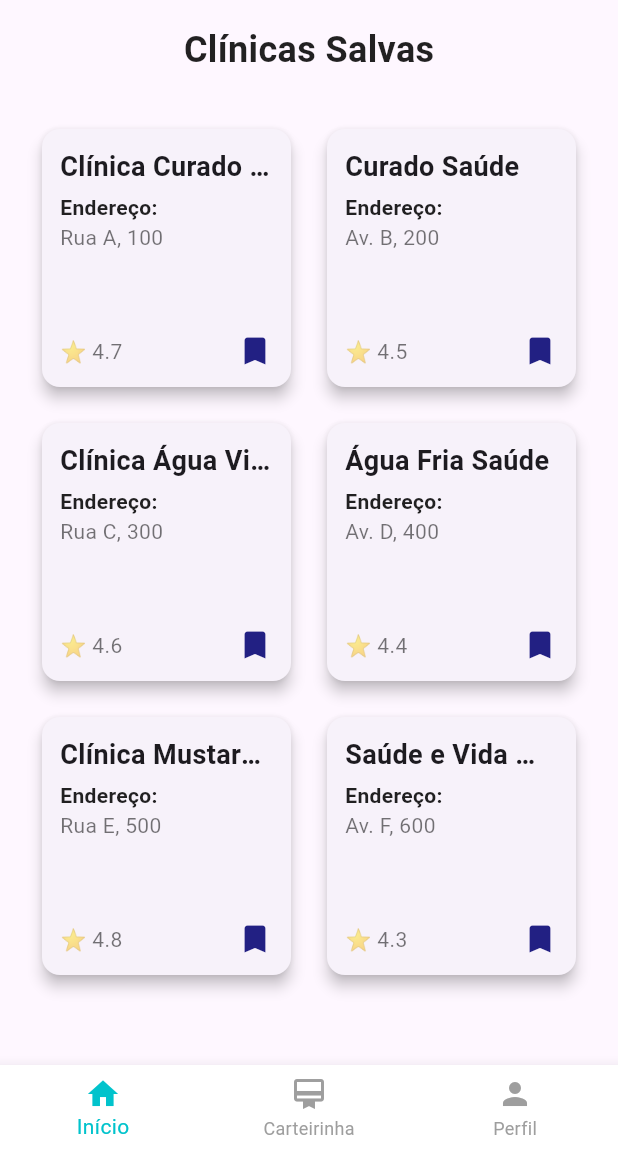
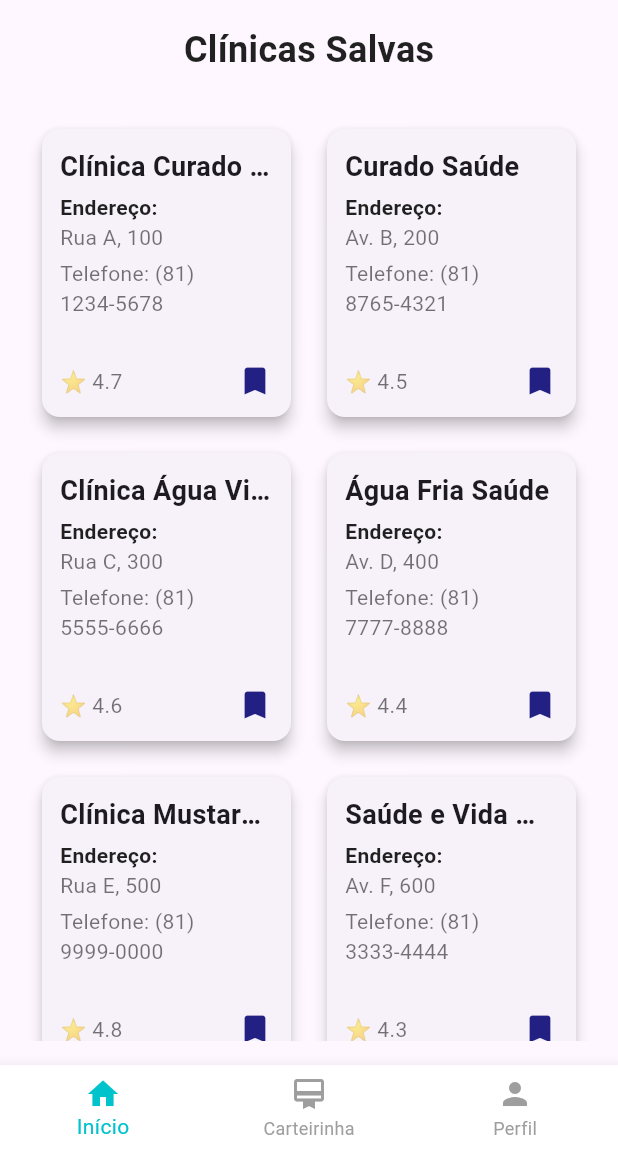
Before and after one commit to NataliaBento/telas_clinica_agil, a Flutter app: the ClinicasSalvas screen opened directly, on a phone screen of 412 x 824 dp, the part 84-1236 px from its top. Run offline on Flutter 3.47's test engine with Material 3 defaults, Android fonts, the phone set to English and light mode, and no system bars; our stand-ins replace table_calendar.

Commit message:
feat: adiciona as informações de telefone em todos os cards de clinicas

```diff
--- a/lib/clinicas_salvas.dart
+++ b/lib/clinicas_salvas.dart
@@ -31,12 +31,12 @@ class _ClinicasSalvasState extends State<ClinicasSalvas> {
   }
 
   final List<Map<String, dynamic>> clinicasSalvas = [
-    {'nome': 'Clínica Curado Vida', 'endereco': 'Rua A, 100', 'avaliacao': '4.7'},
-    {'nome': 'Curado Saúde', 'endereco': 'Av. B, 200', 'avaliacao': '4.5'},
-    {'nome': 'Clínica Água Viva', 'endereco': 'Rua C, 300', 'avaliacao': '4.6'},
-    {'nome': 'Água Fria Saúde', 'endereco': 'Av. D, 400', 'avaliacao': '4.4'},
-    {'nome': 'Clínica Mustardinha Saúde', 'endereco': 'Rua E, 500', 'avaliacao': '4.8'},
-    {'nome': 'Saúde e Vida Mustardinha', 'endereco': 'Av. F, 600', 'avaliacao': '4.3'},
+    {'nome': 'Clínica Curado Vida', 'endereco': 'Rua A, 100', 'telefone': '(81) 1234-5678', 'avaliacao': '4.7'},
+    {'nome': 'Curado Saúde', 'endereco': 'Av. B, 200', 'telefone': '(81) 8765-4321', 'avaliacao': '4.5'},
+    {'nome': 'Clínica Água Viva', 'endereco': 'Rua C, 300', 'telefone': '(81) 5555-6666', 'avaliacao': '4.6'},
+    {'nome': 'Água Fria Saúde', 'endereco': 'Av. D, 400', 'telefone': '(81) 7777-8888', 'avaliacao': '4.4'},
+    {'nome': 'Clínica Mustardinha Saúde', 'endereco': 'Rua E, 500', 'telefone': '(81) 9999-0000', 'avaliacao': '4.8'},
+    {'nome': 'Saúde e Vida Mustardinha', 'endereco': 'Av. F, 600', 'telefone': '(81) 3333-4444', 'avaliacao': '4.3'},
   ];
 
   @override
@@ -112,7 +112,7 @@ class _ClinicasSalvasState extends State<ClinicasSalvas> {
                   crossAxisCount: 2,
                   crossAxisSpacing: 16,
                   mainAxisSpacing: 16,
-                  mainAxisExtent: 180,
+                  mainAxisExtent: 200,
                 ),
                 itemCount: clinicasSalvas.length,
                 itemBuilder: (context, index) {
@@ -154,6 +154,14 @@ class _ClinicasSalvasState extends State<ClinicasSalvas> {
                             ),
                             maxLines: 2,
                             overflow: TextOverflow.ellipsis,
+                          ),
+                          const SizedBox(height: 4),
+                          Text(
+                            'Telefone: ${clinica['telefone']}',
+                            style: const TextStyle(
+                              fontSize: 14,
+                              color: Colors.black54,
+                            ),
                           ),
                           const Spacer(),
                           Row(
--- a/lib/localizacao_clinica.dart
+++ b/lib/localizacao_clinica.dart
@@ -19,44 +19,44 @@ class _LocalizacaoClinicaState extends State<LocalizacaoClinica> {
 
   final Map<String, List<Map<String, dynamic>>> clinicasPorBairro = {
     'Curado': [
-      {'nome': 'Clínica Curado Vida', 'endereco': 'Rua A, 100', 'avaliacao': '4.7', 'salvo': false},
-      {'nome': 'Curado Saúde', 'endereco': 'Av. B, 200', 'avaliacao': '4.5', 'salvo': false},
-      {'nome': 'Clínica Vida Curado', 'endereco': 'Rua C, 300', 'avaliacao': '4.2', 'salvo': false},
-      {'nome': 'Saúde Curado', 'endereco': 'Av. D, 400', 'avaliacao': '4.8', 'salvo': false},
-      {'nome': 'Clínica Bem-Estar', 'endereco': 'Rua E, 500', 'avaliacao': '4.3', 'salvo': false},
-      {'nome': 'Curado Saúde +', 'endereco': 'Av. F, 600', 'avaliacao': '4.1', 'salvo': false},
+      {'nome': 'Clínica Curado Vida', 'endereco': 'Rua A, 100', 'telefone': '(81) 1234-5678', 'avaliacao': '4.7', 'salvo': false},
+      {'nome': 'Curado Saúde', 'endereco': 'Av. B, 200', 'telefone': '(81) 8765-4321', 'avaliacao': '4.5', 'salvo': false},
+      {'nome': 'Clínica Vida Curado', 'endereco': 'Rua C, 300', 'telefone': '(81) 5555-6666', 'avaliacao': '4.2', 'salvo': false},
+      {'nome': 'Saúde Curado', 'endereco': 'Av. D, 400', 'telefone': '(81) 7777-8888', 'avaliacao': '4.8', 'salvo': false},
+      {'nome': 'Clínica Bem-Estar', 'endereco': 'Rua E, 500', 'telefone': '(81) 9999-0000', 'avaliacao': '4.3', 'salvo': false},
+      {'nome': 'Curado Saúde +', 'endereco': 'Av. F, 600', 'telefone': '(81) 3333-4444', 'avaliacao': '4.1', 'salvo': false},
     ],
     'Agua Fria': [
-      {'nome': 'Clínica Água Viva', 'endereco': 'Rua G, 100', 'avaliacao': '4.6', 'salvo': false},
-      {'nome': 'Água Fria Saúde', 'endereco': 'Av. H, 200', 'avaliacao': '4.4', 'salvo': false},
-      {'nome': 'Saúde Vida Água', 'endereco': 'Rua I, 300', 'avaliacao': '4.5', 'salvo': false},
-      {'nome': 'Bem-Estar Água', 'endereco': 'Av. J, 400', 'avaliacao': '4.7', 'salvo': false},
-      {'nome': 'Clínica Saúde Viva', 'endereco': 'Rua K, 500', 'avaliacao': '4.2', 'salvo': false},
-      {'nome': 'Vida Água Saúde', 'endereco': 'Av. L, 600', 'avaliacao': '4.3', 'salvo': false},
+      {'nome': 'Clínica Água Viva', 'endereco': 'Rua G, 100', 'telefone': '(81) 2222-3333', 'avaliacao': '4.6', 'salvo': false},
+      {'nome': 'Água Fria Saúde', 'endereco': 'Av. H, 200', 'telefone': '(81) 1111-2222', 'avaliacao': '4.4', 'salvo': false},
+      {'nome': 'Saúde Vida Água', 'endereco': 'Rua I, 300', 'telefone': '(81) 4444-5555', 'avaliacao': '4.5', 'salvo': false},
+      {'nome': 'Bem-Estar Água', 'endereco': 'Av. J, 400', 'telefone': '(81) 6666-7777', 'avaliacao': '4.7', 'salvo': false},
+      {'nome': 'Clínica Saúde Viva', 'endereco': 'Rua K, 500', 'telefone': '(81) 8888-9999', 'avaliacao': '4.2', 'salvo': false},
+      {'nome': 'Vida Água Saúde', 'endereco': 'Av. L, 600', 'telefone': '(81) 0000-1111', 'avaliacao': '4.3', 'salvo': false},
     ],
     'Mustardinha': [
-      {'nome': 'Clínica Mustardinha Saúde', 'endereco': 'Rua M, 100', 'avaliacao': '4.8', 'salvo': false},
-      {'nome': 'Saúde e Vida Mustardinha', 'endereco': 'Av. N, 200', 'avaliacao': '4.3', 'salvo': false},
-      {'nome': 'Mustardinha Bem-Estar', 'endereco': 'Rua O, 300', 'avaliacao': '4.6', 'salvo': false},
-      {'nome': 'Vida Mustardinha', 'endereco': 'Av. P, 400', 'avaliacao': '4.2', 'salvo': false},
-      {'nome': 'Saúde Total', 'endereco': 'Rua Q, 500', 'avaliacao': '4.9', 'salvo': false},
-      {'nome': 'Clínica Bem', 'endereco': 'Av. R, 600', 'avaliacao': '4.7', 'salvo': false},
+      {'nome': 'Clínica Mustardinha Saúde', 'endereco': 'Rua M, 100', 'telefone': '(81) 1357-2468', 'avaliacao': '4.8', 'salvo': false},
+      {'nome': 'Saúde e Vida Mustardinha', 'endereco': 'Av. N, 200', 'telefone': '(81) 2468-1357', 'avaliacao': '4.3', 'salvo': false},
+      {'nome': 'Mustardinha Bem-Estar', 'endereco': 'Rua O, 300', 'telefone': '(81) 3579-4680', 'avaliacao': '4.6', 'salvo': false},
+      {'nome': 'Vida Mustardinha', 'endereco': 'Av. P, 400', 'telefone': '(81) 4680-3579', 'avaliacao': '4.2', 'salvo': false},
+      {'nome': 'Saúde Total', 'endereco': 'Rua Q, 500', 'telefone': '(81) 5791-6802', 'avaliacao': '4.9', 'salvo': false},
+      {'nome': 'Clínica Bem', 'endereco': 'Av. R, 600', 'telefone': '(81) 6802-5791', 'avaliacao': '4.7', 'salvo': false},
     ],
     'Afogados': [
-      {'nome': 'Clínica Afogados Vida', 'endereco': 'Rua S, 100', 'avaliacao': '4.9', 'salvo': false},
-      {'nome': 'Afogados Saúde', 'endereco': 'Av. T, 200', 'avaliacao': '4.2', 'salvo': false},
-      {'nome': 'Saúde e Bem-Estar', 'endereco': 'Rua U, 300', 'avaliacao': '4.8', 'salvo': false},
-      {'nome': 'Afogados Total Saúde', 'endereco': 'Av. V, 400', 'avaliacao': '4.4', 'salvo': false},
-      {'nome': 'Vida Saudável Afogados', 'endereco': 'Rua W, 500', 'avaliacao': '4.3', 'salvo': false},
-      {'nome': 'Clínica Saúde Afogados', 'endereco': 'Av. X, 600', 'avaliacao': '4.5', 'salvo': false},
+      {'nome': 'Clínica Afogados Vida', 'endereco': 'Rua S, 100', 'telefone': '(81) 3456-7890', 'avaliacao': '4.9', 'salvo': false},
+      {'nome': 'Afogados Saúde', 'endereco': 'Av. T, 200', 'telefone': '(81) 2345-6789', 'avaliacao': '4.2', 'salvo': false},
+      {'nome': 'Saúde e Bem-Estar', 'endereco': 'Rua U, 300', 'telefone': '(81) 4567-8901', 'avaliacao': '4.8', 'salvo': false},
+      {'nome': 'Afogados Total Saúde', 'endereco': 'Av. V, 400', 'telefone': '(81) 5678-9012', 'avaliacao': '4.4', 'salvo': false},
+      {'nome': 'Vida Saudável Afogados', 'endereco': 'Rua W, 500', 'telefone': '(81) 6789-0123', 'avaliacao': '4.3', 'salvo': false},
+      {'nome': 'Clínica Saúde Afogados', 'endereco': 'Av. X, 600', 'telefone': '(81) 7890-1234', 'avaliacao': '4.5', 'salvo': false},
     ],
     'Tejipió': [
-      {'nome': 'Clínica Tejipió Saúde', 'endereco': 'Rua Y, 100', 'avaliacao': '4.6', 'salvo': false},
-      {'nome': 'Saúde e Bem-Estar Tejipió', 'endereco': 'Av. Z, 200', 'avaliacao': '4.5', 'salvo': false},
-      {'nome': 'Vida e Saúde', 'endereco': 'Rua AA, 300', 'avaliacao': '4.7', 'salvo': false},
-      {'nome': 'Clínica Tejipió Plus', 'endereco': 'Av. BB, 400', 'avaliacao': '4.4', 'salvo': false},
-      {'nome': 'Bem-Estar Tejipió', 'endereco': 'Rua CC, 500', 'avaliacao': '4.8', 'salvo': false},
-      {'nome': 'Vida Tejipió Saúde', 'endereco': 'Av. DD, 600', 'avaliacao': '4.3', 'salvo': false},
+      {'nome': 'Clínica Tejipió Saúde', 'endereco': 'Rua Y, 100', 'telefone': '(81) 9876-5432', 'avaliacao': '4.6', 'salvo': false},
+      {'nome': 'Saúde e Bem-Estar Tejipió', 'endereco': 'Av. Z, 200', 'telefone': '(81) 8765-4321', 'avaliacao': '4.5', 'salvo': false},
+      {'nome': 'Vida e Saúde', 'endereco': 'Rua AA, 300', 'telefone': '(81) 7654-3210', 'avaliacao': '4.7', 'salvo': false},
+      {'nome': 'Clínica Tejipió Plus', 'endereco': 'Av. BB, 400', 'telefone': '(81) 6543-2109', 'avaliacao': '4.4', 'salvo': false},
+      {'nome': 'Bem-Estar Tejipió', 'endereco': 'Rua CC, 500', 'telefone': '(81) 5432-1098', 'avaliacao': '4.8', 'salvo': false},
+      {'nome': 'Vida Tejipió Saúde', 'endereco': 'Av. DD, 600', 'telefone': '(81) 4321-0987', 'avaliacao': '4.3', 'salvo': false},
     ],
   };
 
@@ -195,7 +195,7 @@ class _LocalizacaoClinicaState extends State<LocalizacaoClinica> {
                     crossAxisCount: 2,
                     crossAxisSpacing: 16,
                     mainAxisSpacing: 16,
-                    mainAxisExtent: 180,
+                    mainAxisExtent: 200,
                   ),
                   itemCount: clinicas.length,
                   itemBuilder: (context, index) {
@@ -222,21 +222,20 @@ class _LocalizacaoClinicaState extends State<LocalizacaoClinica> {
                             ),
                             const SizedBox(height: 4),
                             Text(
-                              'Endereço:',
-                              style: const TextStyle(
-                                fontSize: 14,
-                                fontWeight: FontWeight.bold,
-                                color: Colors.black87,
-                              ),
-                            ),
-                            Text(
-                              clinica['endereco'],
+                              'Endereço: ${clinica['endereco']}',
                               style: const TextStyle(
                                 fontSize: 14,
                                 color: Colors.black54,
                               ),
                               maxLines: 2,
                               overflow: TextOverflow.ellipsis,
+                            ),
+                            Text(
+                              'Telefone: ${clinica['telefone']}',
+                              style: const TextStyle(
+                                fontSize: 14,
+                                color: Colors.black54,
+                              ),
                             ),
                             const Spacer(),
                             Row(
```
